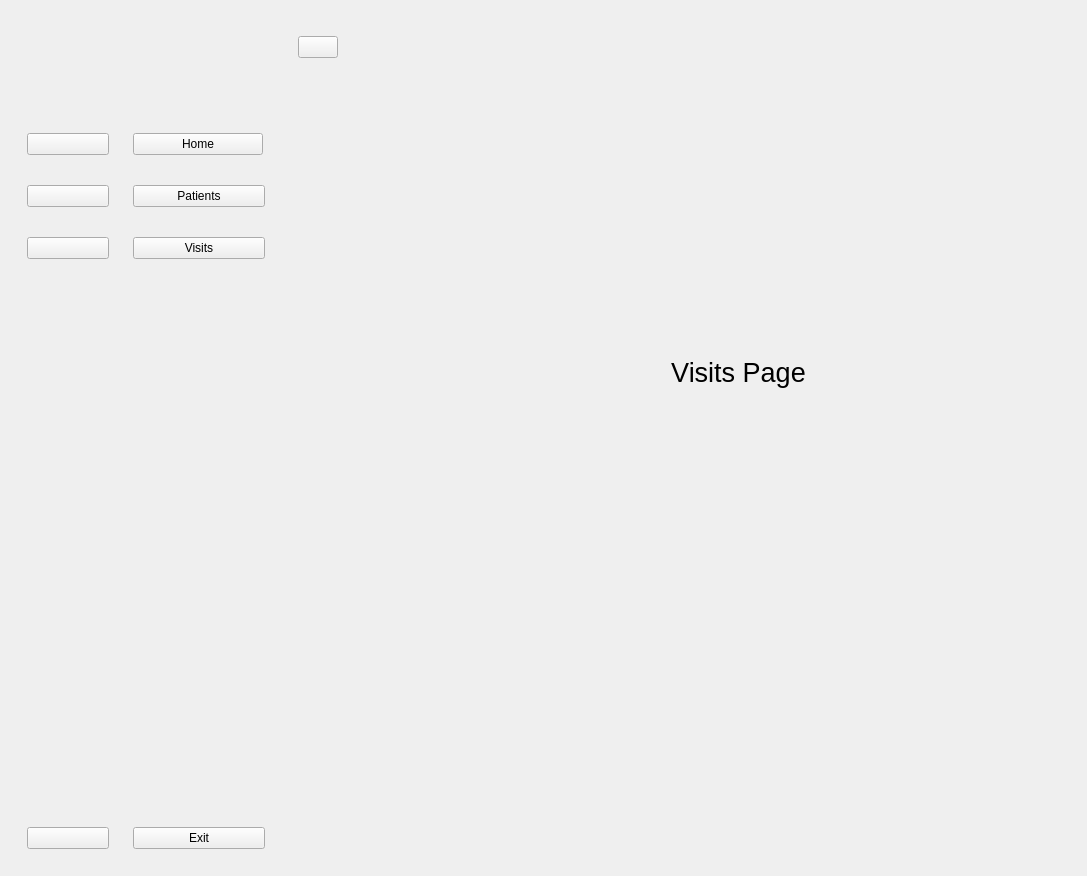
Old version of the form MyPatientFIRST/MyPatientFIRST EHR Software_MainWindow.ui in the repository vangsteven14/MyPatientFIRST-EHR-Software.
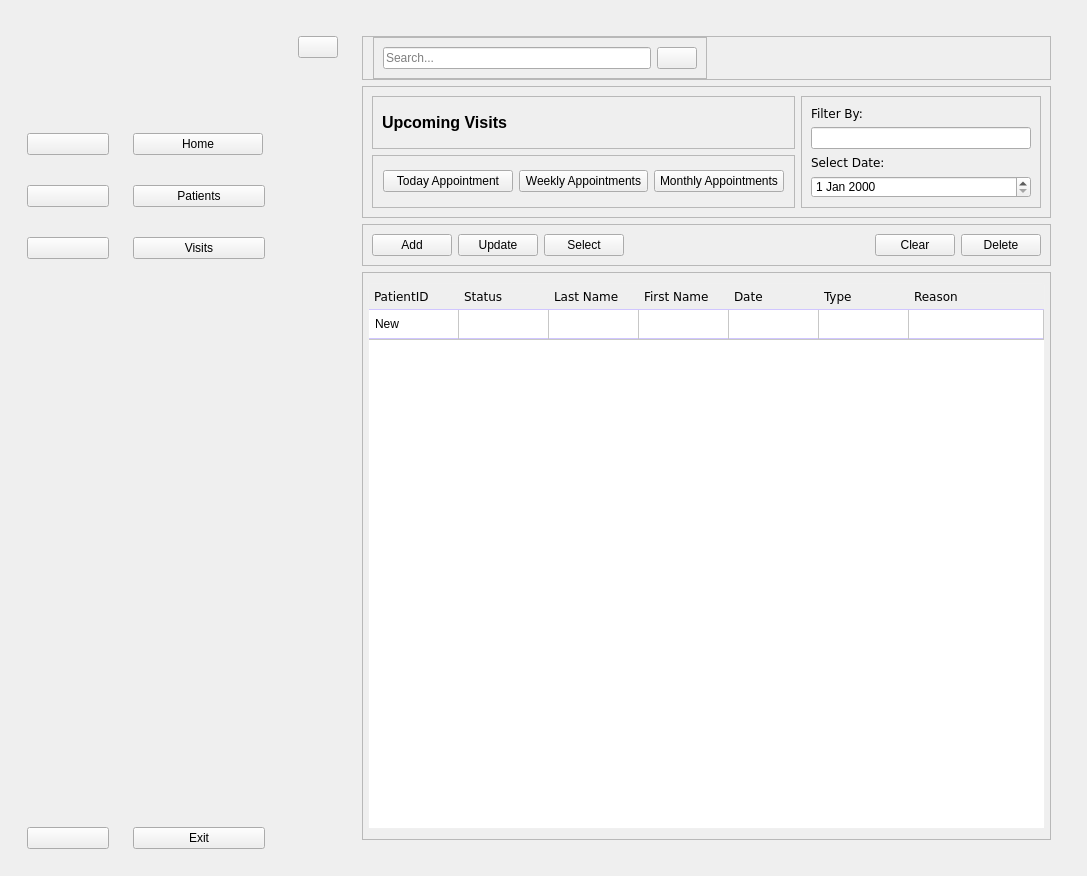
New version of the form. Icons and pictures are not drawn.

What changed in the file:
```diff
--- a/MyPatientFIRST/MyPatientFIRST EHR Software_MainWindow.ui
+++ b/MyPatientFIRST/MyPatientFIRST EHR Software_MainWindow.ui
@@ -961,27 +961,451 @@
              </widget>
             </widget>
             <widget class="QWidget" name="page_3">
-             <widget class="QLabel" name="label_b">
-              <property name="geometry">
-               <rect>
-                <x>260</x>
-                <y>280</y>
-                <width>251</width>
-                <height>131</height>
-               </rect>
-              </property>
-              <property name="font">
-               <font>
-                <pointsize>20</pointsize>
-               </font>
-              </property>
-              <property name="text">
-               <string>Visits Page</string>
-              </property>
-              <property name="alignment">
-               <set>Qt::AlignCenter</set>
-              </property>
-             </widget>
+             <layout class="QGridLayout" name="gridLayout_21">
+              <item row="0" column="0">
+               <widget class="QFrame" name="search_frame">
+                <property name="frameShape">
+                 <enum>QFrame::StyledPanel</enum>
+                </property>
+                <property name="frameShadow">
+                 <enum>QFrame::Raised</enum>
+                </property>
+                <layout class="QGridLayout" name="gridLayout_16">
+                 <property name="leftMargin">
+                  <number>10</number>
+                 </property>
+                 <property name="topMargin">
+                  <number>0</number>
+                 </property>
+                 <property name="rightMargin">
+                  <number>10</number>
+                 </property>
+                 <property name="bottomMargin">
+                  <number>0</number>
+                 </property>
+                 <item row="0" column="0">
+                  <widget class="QFrame" name="search_frame_1">
+                   <property name="frameShape">
+                    <enum>QFrame::StyledPanel</enum>
+                   </property>
+                   <property name="frameShadow">
+                    <enum>QFrame::Raised</enum>
+                   </property>
+                   <layout class="QGridLayout" name="gridLayout_15">
+                    <item row="0" column="1">
+                     <widget class="QPushButton" name="search_btn">
+                      <property name="text">
+                       <string/>
+                      </property>
+                      <property name="icon">
+                       <iconset resource="resource.qrc">
+                        <normaloff>:/icon/icons/search.svg</normaloff>:/icon/icons/search.svg</iconset>
+                      </property>
+                     </widget>
+                    </item>
+                    <item row="0" column="0">
+                     <widget class="QLineEdit" name="search_lineEdit">
+                      <property name="placeholderText">
+                       <string>Search...</string>
+                      </property>
+                     </widget>
+                    </item>
+                   </layout>
+                  </widget>
+                 </item>
+                 <item row="0" column="1">
+                  <spacer name="horizontalSpacer_2">
+                   <property name="orientation">
+                    <enum>Qt::Horizontal</enum>
+                   </property>
+                   <property name="sizeHint" stdset="0">
+                    <size>
+                     <width>325</width>
+                     <height>20</height>
+                    </size>
+                   </property>
+                  </spacer>
+                 </item>
+                </layout>
+               </widget>
+              </item>
+              <item row="1" column="0">
+               <widget class="QFrame" name="visitsInfo_frame">
+                <property name="frameShape">
+                 <enum>QFrame::StyledPanel</enum>
+                </property>
+                <property name="frameShadow">
+                 <enum>QFrame::Raised</enum>
+                </property>
+                <layout class="QGridLayout" name="gridLayout_17">
+                 <item row="0" column="0">
+                  <widget class="QFrame" name="visitsTitle_frame">
+                   <property name="frameShape">
+                    <enum>QFrame::StyledPanel</enum>
+                   </property>
+                   <property name="frameShadow">
+                    <enum>QFrame::Raised</enum>
+                   </property>
+                   <layout class="QGridLayout" name="gridLayout_13">
+                    <item row="0" column="0">
+                     <widget class="QLabel" name="title_label">
+                      <property name="font">
+                       <font>
+                        <pointsize>12</pointsize>
+                        <bold>true</bold>
+                       </font>
+                      </property>
+                      <property name="text">
+                       <string>Upcoming Visits</string>
+                      </property>
+                     </widget>
+                    </item>
+                    <item row="0" column="1">
+                     <spacer name="horizontalSpacer">
+                      <property name="orientation">
+                       <enum>Qt::Horizontal</enum>
+                      </property>
+                      <property name="sizeHint" stdset="0">
+                       <size>
+                        <width>278</width>
+                        <height>20</height>
+                       </size>
+                      </property>
+                     </spacer>
+                    </item>
+                   </layout>
+                  </widget>
+                 </item>
+                 <item row="0" column="1" rowspan="2">
+                  <widget class="QFrame" name="filter_frame">
+                   <property name="frameShape">
+                    <enum>QFrame::StyledPanel</enum>
+                   </property>
+                   <property name="frameShadow">
+                    <enum>QFrame::Raised</enum>
+                   </property>
+                   <layout class="QGridLayout" name="gridLayout_18">
+                    <item row="0" column="0">
+                     <widget class="QLabel" name="label_2">
+                      <property name="font">
+                       <font>
+                        <family>Verdana</family>
+                        <pointsize>9</pointsize>
+                       </font>
+                      </property>
+                      <property name="text">
+                       <string>Filter By:</string>
+                      </property>
+                     </widget>
+                    </item>
+                    <item row="1" column="0">
+                     <widget class="QLineEdit" name="lineEdit_3"/>
+                    </item>
+                    <item row="2" column="0">
+                     <widget class="QLabel" name="label_3">
+                      <property name="font">
+                       <font>
+                        <family>Verdana</family>
+                       </font>
+                      </property>
+                      <property name="text">
+                       <string>Select Date: </string>
+                      </property>
+                     </widget>
+                    </item>
+                    <item row="3" column="0">
+                     <widget class="QDateEdit" name="dateEdit"/>
+                    </item>
+                   </layout>
+                  </widget>
+                 </item>
+                 <item row="1" column="0">
+                  <widget class="QFrame" name="timeVisit_frame">
+                   <property name="frameShape">
+                    <enum>QFrame::StyledPanel</enum>
+                   </property>
+                   <property name="frameShadow">
+                    <enum>QFrame::Raised</enum>
+                   </property>
+                   <layout class="QGridLayout" name="gridLayout_14" rowstretch="0">
+                    <property name="leftMargin">
+                     <number>10</number>
+                    </property>
+                    <property name="topMargin">
+                     <number>0</number>
+                    </property>
+                    <property name="rightMargin">
+                     <number>10</number>
+                    </property>
+                    <property name="bottomMargin">
+                     <number>0</number>
+                    </property>
+                    <property name="verticalSpacing">
+                     <number>0</number>
+                    </property>
+                    <item row="0" column="0">
+                     <widget class="QPushButton" name="today_btn">
+                      <property name="text">
+                       <string>Today Appointment</string>
+                      </property>
+                     </widget>
+                    </item>
+                    <item row="0" column="2">
+                     <widget class="QPushButton" name="monthly_btn">
+                      <property name="text">
+                       <string>Monthly Appointments</string>
+                      </property>
+                     </widget>
+                    </item>
+                    <item row="0" column="1">
+                     <widget class="QPushButton" name="weekly_btn">
+                      <property name="text">
+                       <string>Weekly Appointments</string>
+                      </property>
+                     </widget>
+                    </item>
+                   </layout>
+                  </widget>
+                 </item>
+                </layout>
+               </widget>
+              </item>
+              <item row="2" column="0">
+               <widget class="QFrame" name="visits_function_frame">
+                <property name="frameShape">
+                 <enum>QFrame::StyledPanel</enum>
+                </property>
+                <property name="frameShadow">
+                 <enum>QFrame::Raised</enum>
+                </property>
+                <layout class="QGridLayout" name="gridLayout_20">
+                 <item row="0" column="0">
+                  <layout class="QHBoxLayout" name="horizontalLayout_2">
+                   <item>
+                    <widget class="QPushButton" name="add_btn_3">
+                     <property name="text">
+                      <string>Add</string>
+                     </property>
+                     <property name="icon">
+                      <iconset>
+                       <normaloff>icons/add.svg</normaloff>icons/add.svg</iconset>
+                     </property>
+                     <property name="iconSize">
+                      <size>
+                       <width>20</width>
+                       <height>20</height>
+                      </size>
+                     </property>
+                    </widget>
+                   </item>
+                   <item>
+                    <widget class="QPushButton" name="update_btn_3">
+                     <property name="text">
+                      <string>Update</string>
+                     </property>
+                     <property name="icon">
+                      <iconset>
+                       <normaloff>icons/update.svg</normaloff>icons/update.svg</iconset>
+                     </property>
+                     <property name="iconSize">
+                      <size>
+                       <width>20</width>
+                       <height>20</height>
+                      </size>
+                     </property>
+                    </widget>
+                   </item>
+                   <item>
+                    <widget class="QPushButton" name="select_btn_3">
+                     <property name="text">
+                      <string>Select</string>
+                     </property>
+                     <property name="icon">
+                      <iconset>
+                       <normaloff>icons/select.svg</normaloff>icons/select.svg</iconset>
+                     </property>
+                     <property name="iconSize">
+                      <size>
+                       <width>20</width>
+                       <height>20</height>
+                      </size>
+                     </property>
+                    </widget>
+                   </item>
+                   <item>
+                    <spacer name="horizontalSpacer_3">
+                     <property name="orientation">
+                      <enum>Qt::Horizontal</enum>
+                     </property>
+                     <property name="sizeType">
+                      <enum>QSizePolicy::Expanding</enum>
+                     </property>
+                     <property name="sizeHint" stdset="0">
+                      <size>
+                       <width>20</width>
+                       <height>20</height>
+                      </size>
+                     </property>
+                    </spacer>
+                   </item>
+                   <item>
+                    <widget class="QPushButton" name="clear_btn_3">
+                     <property name="text">
+                      <string>Clear</string>
+                     </property>
+                     <property name="icon">
+                      <iconset>
+                       <normaloff>icons/clear.svg</normaloff>icons/clear.svg</iconset>
+                     </property>
+                     <property name="iconSize">
+                      <size>
+                       <width>20</width>
+                       <height>20</height>
+                      </size>
+                     </property>
+                    </widget>
+                   </item>
+                   <item>
+                    <widget class="QPushButton" name="delete_btn_3">
+                     <property name="text">
+                      <string>Delete</string>
+                     </property>
+                     <property name="icon">
+                      <iconset>
+                       <normaloff>icons/delete.svg</normaloff>icons/delete.svg</iconset>
+                     </property>
+                     <property name="iconSize">
+                      <size>
+                       <width>20</width>
+                       <height>20</height>
+                      </size>
+                     </property>
+                    </widget>
+                   </item>
+                  </layout>
+                 </item>
+                </layout>
+               </widget>
+              </item>
+              <item row="3" column="0">
+               <widget class="QFrame" name="visits_result_frame">
+                <property name="frameShape">
+                 <enum>QFrame::StyledPanel</enum>
+                </property>
+                <property name="frameShadow">
+                 <enum>QFrame::Raised</enum>
+                </property>
+                <layout class="QGridLayout" name="gridLayout_19">
+                 <property name="leftMargin">
+                  <number>5</number>
+                 </property>
+                 <property name="topMargin">
+                  <number>10</number>
+                 </property>
+                 <property name="rightMargin">
+                  <number>5</number>
+                 </property>
+                 <property name="bottomMargin">
+                  <number>10</number>
+                 </property>
+                 <item row="0" column="1">
+                  <widget class="QTableWidget" name="visits_tableWidget">
+                   <property name="focusPolicy">
+                    <enum>Qt::NoFocus</enum>
+                   </property>
+                   <property name="layoutDirection">
+                    <enum>Qt::LeftToRight</enum>
+                   </property>
+                   <property name="autoFillBackground">
+                    <bool>false</bool>
+                   </property>
+                   <attribute name="horizontalHeaderMinimumSectionSize">
+                    <number>50</number>
+                   </attribute>
+                   <attribute name="horizontalHeaderDefaultSectionSize">
+                    <number>90</number>
+                   </attribute>
+                   <attribute name="horizontalHeaderShowSortIndicator" stdset="0">
+                    <bool>false</bool>
+                   </attribute>
+                   <attribute name="horizontalHeaderStretchLastSection">
+                    <bool>true</bool>
+                   </attribute>
+                   <attribute name="verticalHeaderVisible">
+                    <bool>false</bool>
+                   </attribute>
+                   <row>
+                    <property name="text">
+                     <string>New Row</string>
+                    </property>
+                   </row>
+                   <column>
+                    <property name="text">
+                     <string>PatientID</string>
+                    </property>
+                    <property name="textAlignment">
+                     <set>AlignLeading|AlignVCenter</set>
+                    </property>
+                   </column>
+                   <column>
+                    <property name="text">
+                     <string>Status</string>
+                    </property>
+                    <property name="textAlignment">
+                     <set>AlignLeading|AlignVCenter</set>
+                    </property>
+                   </column>
+                   <column>
+                    <property name="text">
+                     <string>Last Name</string>
+                    </property>
+                    <property name="textAlignment">
+                     <set>AlignLeading|AlignVCenter</set>
+                    </property>
+                   </column>
+                   <column>
+                    <property name="text">
+                     <string>First Name</string>
+                    </property>
+                    <property name="textAlignment">
+                     <set>AlignLeading|AlignVCenter</set>
+                    </property>
+                   </column>
+                   <column>
+                    <property name="text">
+                     <string>Date</string>
+                    </property>
+                    <property name="textAlignment">
+                     <set>AlignLeading|AlignVCenter</set>
+                    </property>
+                   </column>
+                   <column>
+                    <property name="text">
+                     <string>Type</string>
+                    </property>
+                    <property name="textAlignment">
+                     <set>AlignLeading|AlignVCenter</set>
+                    </property>
+                   </column>
+                   <column>
+                    <property name="text">
+                     <string>Reason</string>
+                    </property>
+                    <property name="textAlignment">
+                     <set>AlignLeading|AlignVCenter</set>
+                    </property>
+                   </column>
+                   <item row="0" column="0">
+                    <property name="text">
+                     <string>New</string>
+                    </property>
+                   </item>
+                  </widget>
+                 </item>
+                </layout>
+               </widget>
+              </item>
+             </layout>
             </widget>
             <widget class="QWidget" name="page_1">
              <widget class="QLabel" name="label_a">
```
Left out of the diff: 426 changed lines with no effect on the pictures.
